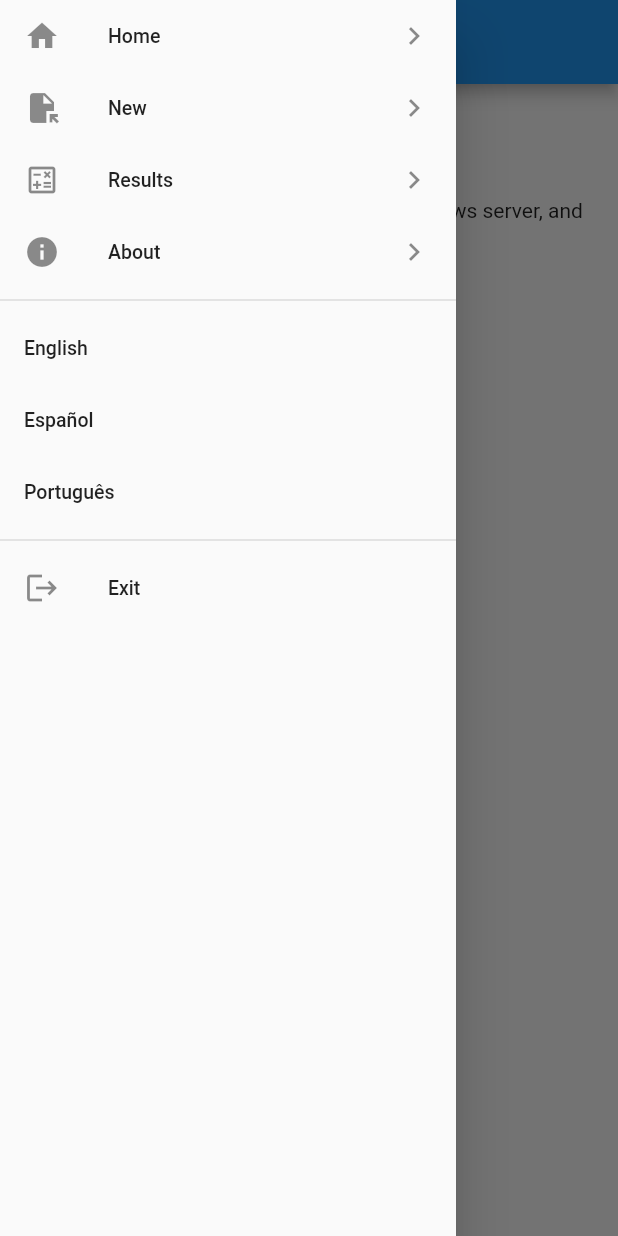
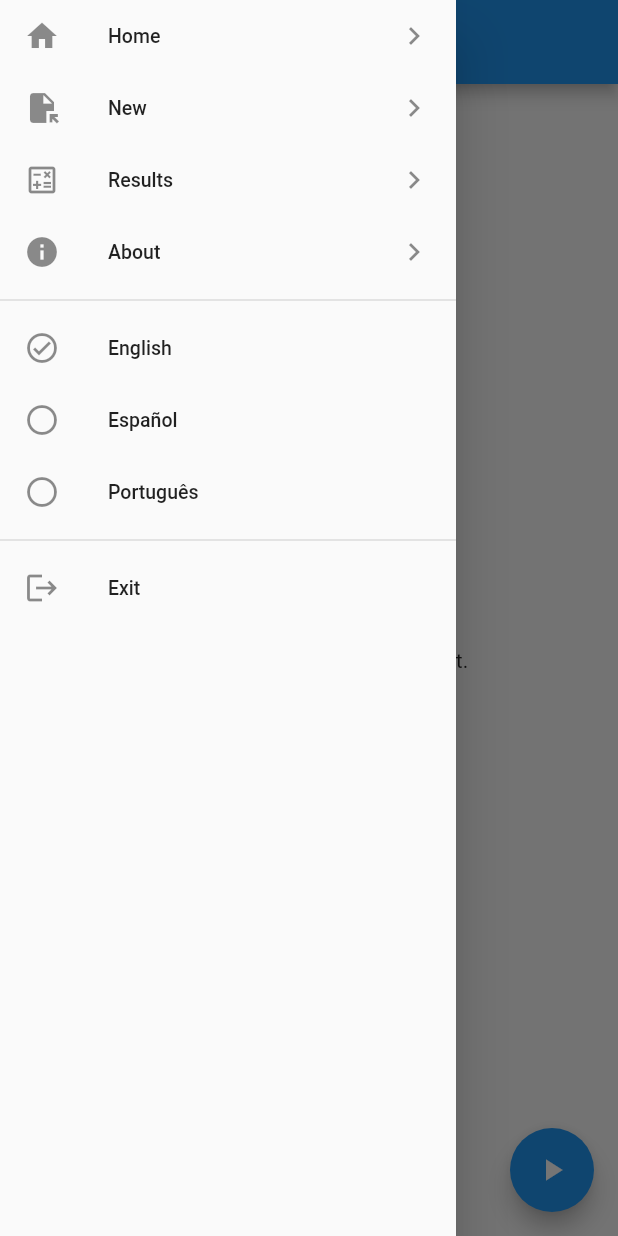
Before and after one commit to pdaldegan/intuame_boilerplate, a Flutter app: the newsPage screen opened by its route, with the side drawer open, on a phone screen of 412 x 824 dp. Run offline on Flutter 3.47's test engine with Material 2 defaults, Android fonts, the phone set to English and light mode, and no system bars; our stand-ins replace cloud_firestore, firebase_core, flutter_html, shared_preferences; accounts and stored records are empty; generated files the repository leaves out were written again.

Commit message:
Firebase connect to Firestore news database

```diff
--- a/lib/l10n/app_en.arb
+++ b/lib/l10n/app_en.arb
@@ -2,6 +2,9 @@
     "terms": "You must agree with my terms to continue using this app.",
     "agree": "I AGREE",
     "dontagree": "I DO NOT AGREE",
+
+    "nonews":  "There are no news at the moment.",
+    "unabletoaccess": "No connection to the news server.",
 
     "menuNews": "Home",
     "menuInput": "New",
--- a/lib/l10n/app_es.arb
+++ b/lib/l10n/app_es.arb
@@ -2,6 +2,9 @@
     "terms": "Debes aceptar mis términos para continuar usando esta aplicación.",
     "agree": "DE ACUERDO",
     "dontagree": "NO ESTOY DE ACUERDO",
+
+    "nonews":  "No hay noticias por ahora.",
+    "unabletoaccess": "No hay conexión con el servidor de noticias.",
 
     "menuNews": "Inicio",
     "menuInput": "Nuevo",
--- a/lib/l10n/app_pt.arb
+++ b/lib/l10n/app_pt.arb
@@ -2,6 +2,9 @@
     "terms": "Você deve concordar com meus termos para continuar usando este aplicativo.",
     "agree": "CONCORDO",
     "dontagree": "NÃO CONCORDO",
+
+    "nonews":  "Não há notícias no momento.",
+    "unabletoaccess": "Sem conexão com o servidor de notícias.",
 
     "menuNews": "Início",
     "menuInput": "Novo",
--- a/lib/main.dart
+++ b/lib/main.dart
@@ -4,6 +4,7 @@ import 'package:flutter_gen/gen_l10n/app_localizations.dart';
 import 'package:shared_preferences/shared_preferences.dart';
 import 'package:provider/provider.dart';
 import './widgets/locale_provider.dart';
+import 'package:firebase_core/firebase_core.dart';
 //import 'package:intl/intl.dart';
 //import 'package:flutter/services.dart';
 import './pages/terms.dart';
@@ -16,6 +17,8 @@ import './pages/about.dart';
 void main() async {
 
     WidgetsFlutterBinding.ensureInitialized();
+    // Initialize Firebase
+    await Firebase.initializeApp();
     // Initialize SharedPreferences
     SharedPreferences prefs = await SharedPreferences.getInstance();
     // Get cached locale from SharedPreferences
--- a/lib/pages/news.dart
+++ b/lib/pages/news.dart
@@ -1,38 +1,123 @@
+// ignore_for_file: avoid_print
+
+import 'dart:async';
 import 'package:flutter/material.dart';
+import 'package:flutter_html/flutter_html.dart';
+import 'package:intl/intl.dart';
 import '../widgets/mydrawer.dart';
 import 'package:flutter_gen/gen_l10n/app_localizations.dart';
+import 'package:provider/provider.dart';
+import '../widgets/locale_provider.dart';
+import 'package:cloud_firestore/cloud_firestore.dart';
+import 'package:url_launcher/url_launcher.dart';
+
+bool hasNews=false;
 
 class newsPage extends StatelessWidget {
-
   final AppLocalizations localizations;
 
-  const newsPage({super.key, required  this.localizations});
-
+  const newsPage({Key? key, required this.localizations}) : super(key: key);
 
   @override
   Widget build(BuildContext context) {
+    Locale currentLocale = Provider.of<LocaleProvider>(context).appLocale;
+    String languageCode = currentLocale.languageCode;
+    DateTime now = DateTime.now();
+    String dataAtual = DateFormat('yyyy-MM-dd').format(now);
     return Scaffold(
       appBar: AppBar(
         title: Text(localizations.screenheaderNews),
       ),
-      drawer: MyDrawer(key: null, localizations: localizations, onItemSelected: () => {}),
+      drawer: MyDrawer(key: null, localizations: localizations, onItemSelected: () {}),
+      body: FutureBuilder<QuerySnapshot?>(
+          future: _getBlogData(languageCode,dataAtual),
+          builder: (context, snapshot) {
+            if (snapshot.connectionState == ConnectionState.waiting) {
+              return const Center(
+                child: CircularProgressIndicator(),
+              );
+            }
 
-      body: Center(
-        child: Column(
+            //Connection error
+            if (!snapshot.hasData || snapshot.hasError) {
+              return Center(
+                child: Text(localizations.unabletoaccess),
+              );
+            }
 
-          children: [
-            Container(
-              padding: const EdgeInsets.all(20),
-              child: const Text("Coming soon..."),
-            ),
-            Container(
-              padding: const EdgeInsets.all(20),
-              child: const Text("Implementation of Firebase connection to News server, and refined layout."),
-            ),
+            final documents = snapshot.data!.docs.toList()..sort(
+                (a, b) => b['datainicio'].compareTo(a['datainicio'])); // Descending order
+            documents.removeWhere((doc) => (doc.data() as Map<String, dynamic>?)?.containsKey('${languageCode}_conteudo') != true);
+            documents.removeWhere((doc) {
+                Map<String, dynamic>? data = doc.data() as Map<String, dynamic>?;
+                String? datainicio = data?['datainicio'] as String?;
+                print("Inicio:$datainicio  /  Atual:$dataAtual  /  ");
+                return datainicio != null && datainicio.compareTo(dataAtual) > 0;
+            });
+            // Removed limit to news
+            //documents.length = documents.length > 5 ? 5 : documents.length; // Limit to 5 items
 
-          ],
-        ),
-    ),
+            if (documents.isEmpty) { //Replaced snapshot.data!.docs.isEmpty with documents.isEmpty
+              return Center(
+                child: Text(localizations.nonews),
+              );
+            } else {
+                return ListView.builder(
+                  itemCount: documents.length,
+                  itemBuilder: (context, index) {
+                    final document = documents[index];
+                    //Map<String, dynamic> data = document.data() as Map<String, dynamic>;
+                    final content = document['${languageCode}_conteudo'];
+                    return Card(
+                      child: Padding(
+                        padding: const EdgeInsets.all(8.0),
+                        child: Html(
+                                data: content ?? '',
+                                onLinkTap: (url, _, __, ___) {
+                                  // Handle link tap here
+                                  print('Link tapped: $url');
+                                  // Need to be tested
+                                  launchUrl(Uri.parse(url!));// Handle potential null value
+                                },
+                        ),
+                      )
+                    );
+                  }
+                );
+            }
+
+          },
+      ),
+      floatingActionButton: FloatingActionButton(
+        onPressed: () {
+          Navigator.pushReplacementNamed(context, '/input');
+        },
+        child: const Icon(Icons.play_arrow),
+      ),
     );
   }
+
+  Future<QuerySnapshot?> _getBlogData(languageCode,dataAtual) async {
+    final stopwatch = Stopwatch()..start();
+
+    try {
+      final snapshot = await FirebaseFirestore.instance
+        .collection('Blog3')
+        //.where('${languageCode}_conteudo', isEqualTo: true)
+        .where('datafim', isGreaterThanOrEqualTo: dataAtual)
+        //.orderBy('datafim', descending: true)
+        //.limit(5)
+        .get();
+
+      if (stopwatch.elapsedMilliseconds > 5000) {
+        throw TimeoutException('Document fetch timed out');
+      }
+      return snapshot;
+
+    } catch (e) {
+      // ignore: avoid_print
+      print('Error fetching documents: $e'); // Log the error for debugging
+      return null; // Re-throw the exception for handling in FutureBuilder
+    }
+  }
 }
--- a/lib/widgets/MyDrawer.dart
+++ b/lib/widgets/MyDrawer.dart
@@ -12,6 +12,7 @@ class MyDrawer extends StatelessWidget {
 
   @override
   Widget build(BuildContext context) {
+    Locale currentLocale = Provider.of<LocaleProvider>(context).appLocale;
     final _drawerItems = [
             ListTile(
               title: Text(localizations.menuNews),
@@ -52,6 +53,7 @@ class MyDrawer extends StatelessWidget {
             const Divider(thickness: 1.0),
 
             ListTile(
+              leading: currentLocale==const Locale('en') ? const Icon(Icons.check_circle_outlined) : const Icon(Icons.circle_outlined),
               title: const Text("English"),
               dense: true, // Set to true for tighter spacing
               onTap: () {
@@ -61,6 +63,7 @@ class MyDrawer extends StatelessWidget {
             ),
 
             ListTile(
+              leading: currentLocale==const Locale('es') ? const Icon(Icons.check_circle_outlined) : const Icon(Icons.circle_outlined),
               title: const Text("Español"),
               dense: true, // Set to true for tighter spacing
               onTap: () {
@@ -70,6 +73,7 @@ class MyDrawer extends StatelessWidget {
             ),
 
             ListTile(
+              leading: currentLocale==const Locale('pt') ? const Icon(Icons.check_circle_outlined) : const Icon(Icons.circle_outlined),
               title: const Text("Português"),
               dense: true, // Set to true for tighter spacing
               onTap: () {
--- a/pubspec.yaml
+++ b/pubspec.yaml
@@ -39,6 +39,10 @@ dependencies:
     sdk: flutter
   intl: any
   shared_preferences: ^2.2.2
+  firebase_core: ^2.24.2
+  cloud_firestore: ^4.14.0
+  flutter_html: any  # Adjust version as needed
+  url_launcher: ^6.1.11
 
 dev_dependencies:
   flutter_test:
```
Also changed, not shown: pubspec.lock, 9 other files.
